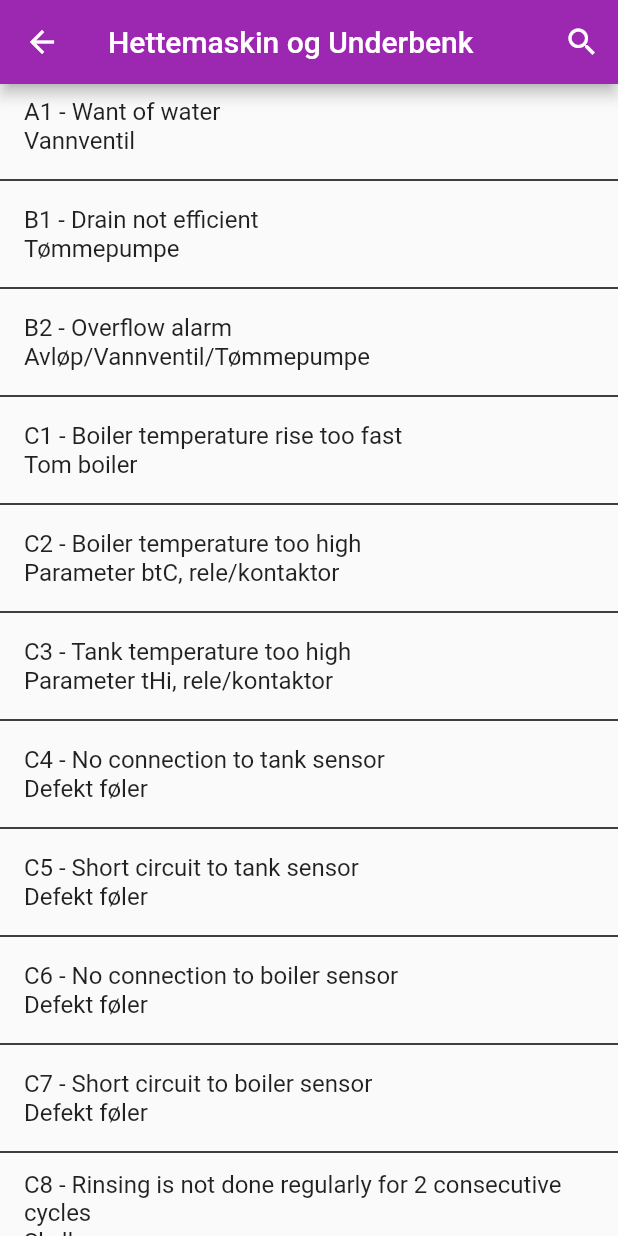
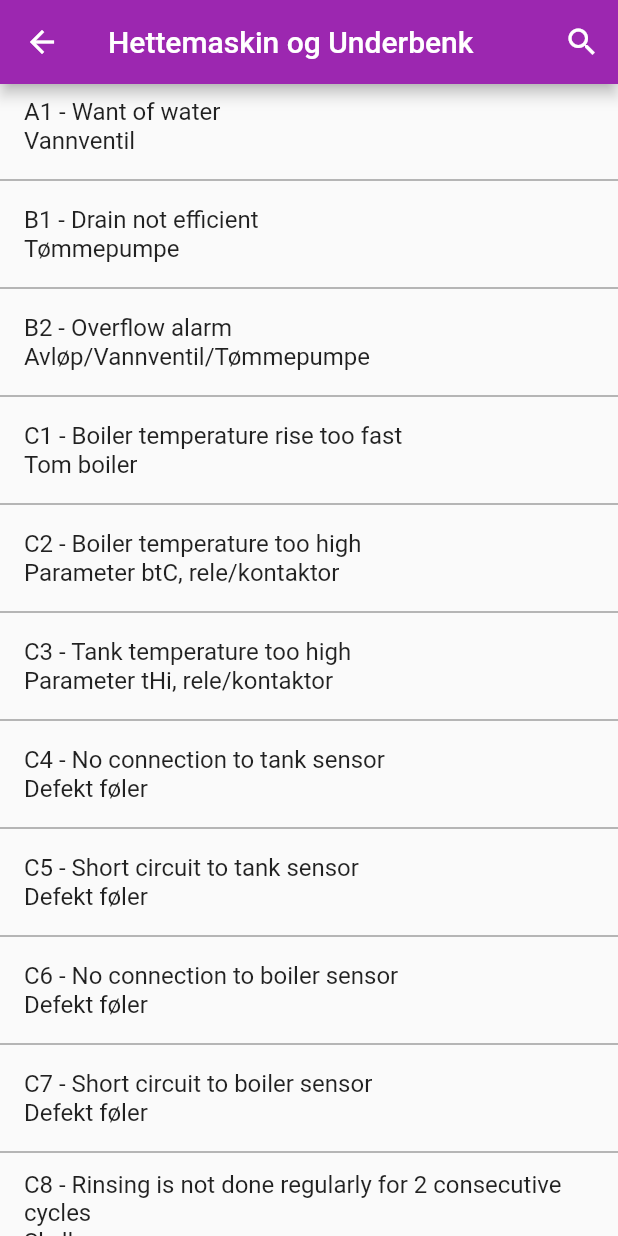
Before and after one commit to TheActOfTrying/project_easy, a Flutter app: the screen it shows after launch, after a tap on "Hettemaskin og Underbenk", on a phone screen of 412 x 824 dp. Run offline on Flutter 3.47's test engine with Material 2 defaults, Android fonts, the light colour scheme and no system bars.

Commit message:
include new changes

```diff
--- a/lib/main.dart
+++ b/lib/main.dart
@@ -508,7 +508,7 @@ class MyHomePage extends StatelessWidget {
         color: Colors.transparent,
         elevation: 0,
         padding: EdgeInsets.all(8),
-        child: Row(mainAxisAlignment: MainAxisAlignment.center, children: [
+        child: Row(mainAxisAlignment: MainAxisAlignment.end, children: [
           Text(
             'Version 1.0.4',
             style: TextStyle(color: Colors.grey),
@@ -592,7 +592,7 @@ class _DetailScreenState extends State<DetailScreen> {
             ),
             const Divider(
               thickness: 1,
-              color: Colors.black,
+              color: Colors.grey,
             ),
           ],
         );
```
